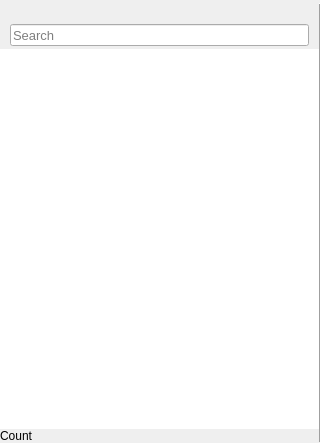
This is src/notewidget.ui in theshadowx/notes as Qt 5 draws it before an edit. The edited form follows.
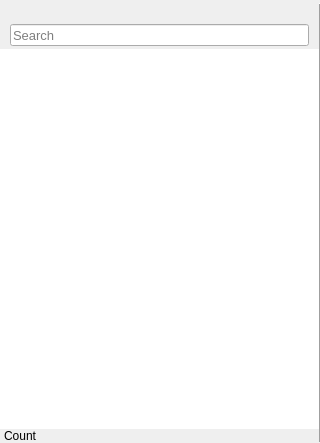
This is the edited form. Custom widgets are drawn as their Qt base class.

Commit message: add space before "Count"

What changed in the file:
```diff
--- a/src/notewidget.ui
+++ b/src/notewidget.ui
@@ -480,6 +480,9 @@
            <property name="text">
             <string>Count</string>
            </property>
+           <property name="indent">
+            <number>4</number>
+           </property>
           </widget>
          </item>
          <item>
```
